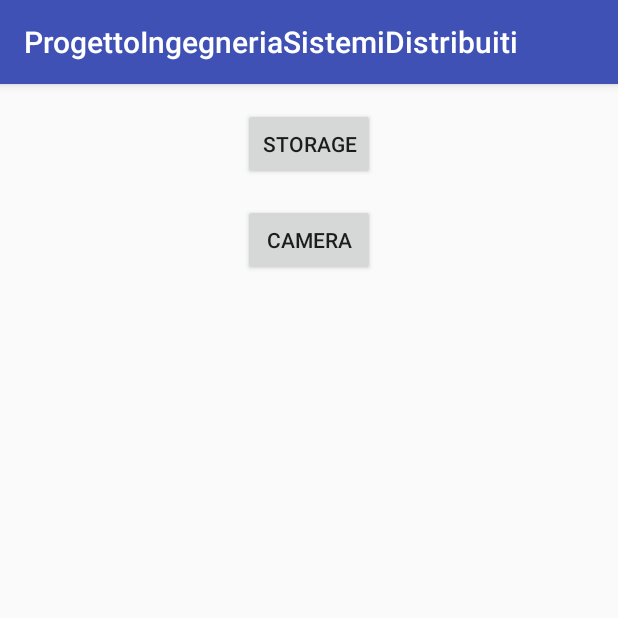
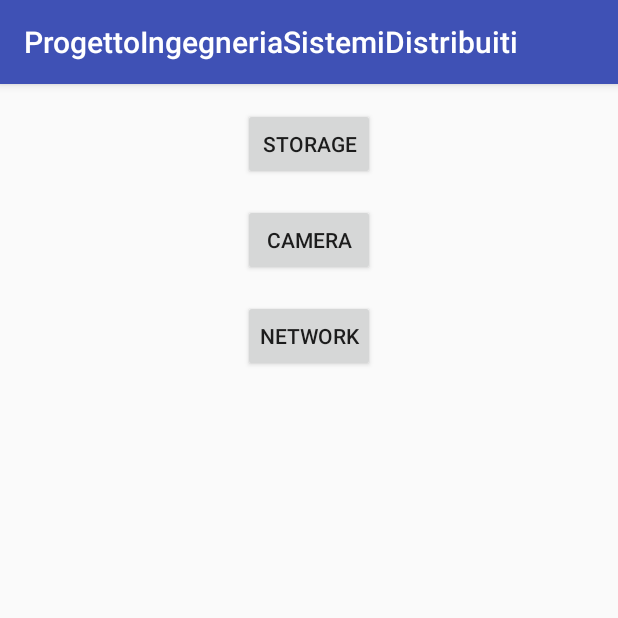
Before and after one commit to Francy992/ProgettoIngegneriaSistemiDistribuiti, an Android app: the screen it shows after launch (MainActivity), after a tap on "STORAGE", on a phone screen of 412 x 824 dp, the top half of it. Run offline under Robolectric (Android 15) with nearby library versions, the phone set to English and light mode, and no system bars.

Commit message:
Update MainActivity

```diff
--- a/app/src/main/AndroidManifest.xml
+++ b/app/src/main/AndroidManifest.xml
@@ -2,8 +2,6 @@
 <manifest xmlns:android="http://schemas.android.com/apk/res/android"
     package="com.example.francy.progettoingegneriasistemidistribuiti">
     <uses-permission android:name="android.permission.ACCESS_NETWORK_STATE" />
-    <uses-permission android:name="android.permission.ACCESS_FINE_LOCATION " />
-    <uses-permission android:name="android.permission.SEND_SMS " />
 
 
     <!--Declaring the required permissions-->
--- a/app/src/main/java/com/example/francy/progettoingegneriasistemidistribuiti/DebugName.java
+++ b/app/src/main/java/com/example/francy/progettoingegneriasistemidistribuiti/DebugName.java
@@ -13,5 +13,9 @@ public class DebugName {
 
     public final static String THIRD = "Francionic - Terzo:";
 
-    public final static String GENERIC = "Android.Support:";
+    public final static String GENERIC = "Francionic - Android.Support:";
+
+    public final static String MAINACTIVITY = "Francionic - MainActivity:";
+
+    public final static String ONREQUESTPERMISSIONCALLBACK = "Francionic - OnRequestCallback:";
 }
--- a/app/src/main/java/com/example/francy/progettoingegneriasistemidistribuiti/MainActivity.java
+++ b/app/src/main/java/com/example/francy/progettoingegneriasistemidistribuiti/MainActivity.java
@@ -16,13 +16,14 @@ import android.widget.Button;
 public class MainActivity extends AppCompatActivity {
 
     // Defining Buttons
-    private Button storage, camera;
+    private Button storage, camera, network;
 
     // Defining Permission codes.
     // We can give any value
     // but unique for each permission.
     private static final int CAMERA_PERMISSION_CODE = 100;
     private static final int STORAGE_PERMISSION_CODE = 101;
+    private static final int NETWORK_CHECK_PERMISSION_CODE  = 102;
 
     @Override
     //@AnnotationTrace
@@ -33,15 +34,18 @@ public class MainActivity extends AppCompatActivity {
 
         storage = findViewById(R.id.storage);
         camera = findViewById(R.id.camera);
+        network = findViewById(R.id.network);
 
         // Set Buttons on Click Listeners
-        /*storage.setOnClickListener(new View.OnClickListener() {
+        storage.setOnClickListener(new View.OnClickListener() {
             @Override
             public void onClick(View v)
             {
-
+                checkPermission(
+                        Manifest.permission.WRITE_EXTERNAL_STORAGE,
+                        STORAGE_PERMISSION_CODE);
             }
-        });*/
+        });
 
         camera.setOnClickListener(new View.OnClickListener() {
             @Override
@@ -49,6 +53,15 @@ public class MainActivity extends AppCompatActivity {
             {
                 checkPermission(Manifest.permission.CAMERA,
                         CAMERA_PERMISSION_CODE);
+            }
+        });
+
+        network.setOnClickListener(new View.OnClickListener() {
+            @Override
+            public void onClick(View v)
+            {
+                checkPermission(Manifest.permission.ACCESS_NETWORK_STATE,
+                        NETWORK_CHECK_PERMISSION_CODE);
             }
         });
     }
@@ -121,41 +134,4 @@ public class MainActivity extends AppCompatActivity {
     }
 
 
-    private static final String POINTCUT_METHOD =
-            "execution(void com.example.francy.progettoingegneriasistemidistribuiti.MainActivity.test()";
-
-    //@AnnotationTrace
-    public void test(){
-        Log.d("clickButton", "test: invocata funzione");
-    }
-
-    //@AnnotationTrace
-    public void StorageClick(View view) {
-        Log.d("clickButton", "Click storageclisk");
-        Prova(15, "Allik");
-        Prova2(10,"Bauu");
-        Prova3();
-        test();
-        Log.d("clickButton", "ritornato dalla funzione test.");
-        /*checkPermission(
-                Manifest.permission.WRITE_EXTERNAL_STORAGE,
-                STORAGE_PERMISSION_CODE);*/
-    }
-
-    public static int Prova(int ciao, String Provaaa){
-        Log.d(DebugName.OUT, " Prova: Metodo prova " + ciao + " - " + Provaaa);
-        float provaa = (float) Math.random();
-        return 6;
-    }
-
-    public static void Prova2(int ciao, String Provaaa){
-        Log.d(DebugName.OUT, " Prova 2 invocato ");
-    }
-
-    public static int Prova3(){
-        Log.d(DebugName.OUT, " Prova 3 invocato ");
-        return 10;
-    }
-
-
 }
--- a/app/src/main/res/layout/activity_main.xml
+++ b/app/src/main/res/layout/activity_main.xml
@@ -12,7 +12,6 @@
         android:layout_width="wrap_content"
         android:layout_height="wrap_content"
         android:text="Storage"
-        android:onClick="StorageClick"
         android:layout_marginTop="16dp"
         android:padding="8dp"
         android:layout_centerHorizontal="true"/>
@@ -28,4 +27,15 @@
         android:layout_below="@id/storage"
         android:layout_centerHorizontal="true"/>
 
+    <!--Button to request Network permission-->
+    <Button
+        android:id="@+id/network"
+        android:layout_width="wrap_content"
+        android:layout_height="wrap_content"
+        android:layout_below="@id/camera"
+        android:layout_centerHorizontal="true"
+        android:layout_marginTop="16dp"
+        android:padding="8dp"
+        android:text="Network" />
+
 </RelativeLayout>
```
Also changed, not shown: app/src/main/java/com/example/francy/progettoingegneriasistemidistribuiti/AspectClass/GenericsAspect.java (+25 -9 lines).
